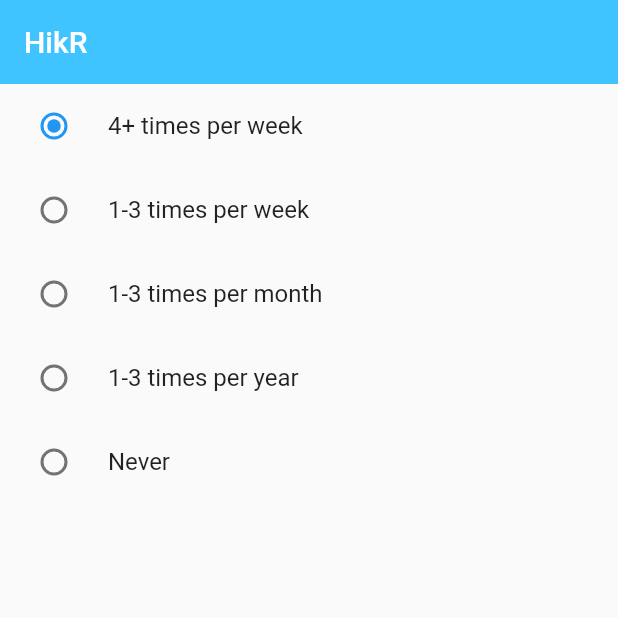
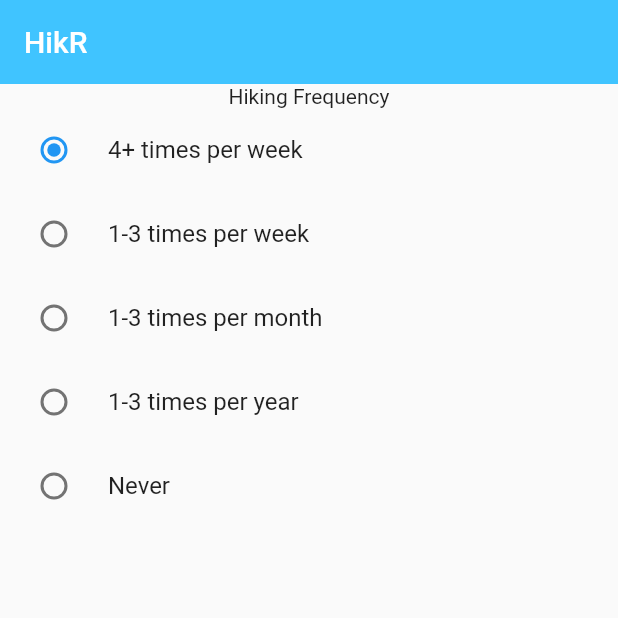
Before and after one commit to anahoward815/MobileProject, a Flutter app: the screen it shows after launch, on a phone screen of 412 x 824 dp, the top half of it. Run offline on Flutter 3.47's test engine with Material 2 defaults, Android fonts, the light colour scheme and no system bars.

Commit message:
changes made to hiking_experiences

```diff
--- a/HikingApp/lib/pages/hiking_experience.dart
+++ b/HikingApp/lib/pages/hiking_experience.dart
@@ -28,6 +28,10 @@ class _RateYourExperience extends State<RateYourExperience> {
       ),
       body: Column(
         children: [
+          Text(
+            'Hiking Frequency',
+            textAlign: TextAlign.left,
+          ),
           RadioListTile(
             title: const Text('4+ times per week'),
             value: RadioButton.one,
```
